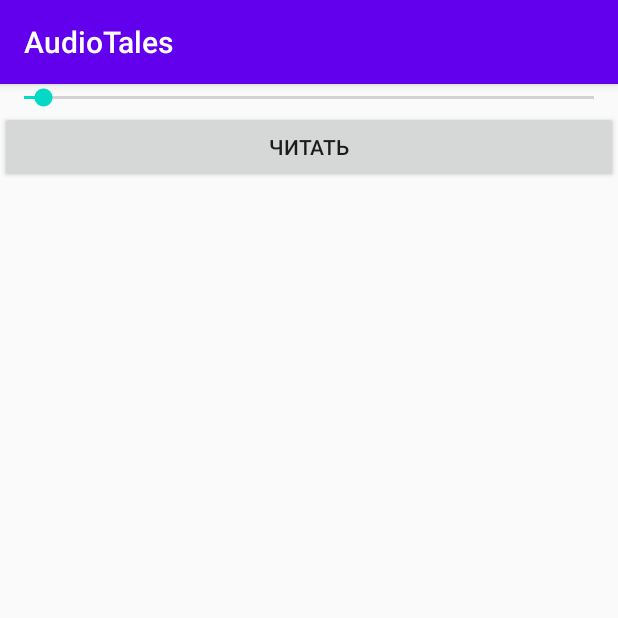
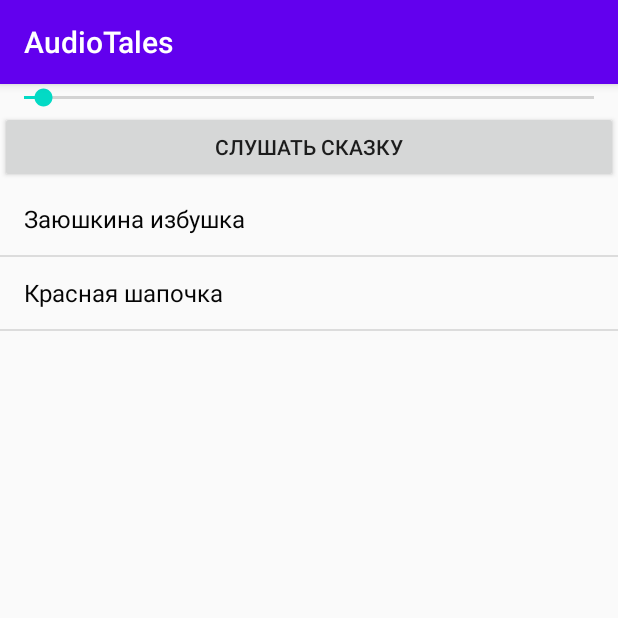
Before and after one commit to EvgenyTyurin/AudioTales, an Android app: the screen it shows after launch (MainActivity), after a tap on "ПАУЗА", on a phone screen of 412 x 824 dp, the top half of it. Run offline under Robolectric (Android 15) with nearby library versions, the phone set to English and light mode, and no system bars; 1 other tap on this screen came first.

Commit message:
tales list

```diff
--- a/app/src/main/java/evgenyt/audiotales/MainActivity.java
+++ b/app/src/main/java/evgenyt/audiotales/MainActivity.java
@@ -6,23 +6,55 @@ import android.media.MediaPlayer;
 import android.os.Bundle;
 import android.os.Handler;
 import android.view.View;
+import android.widget.AdapterView;
+import android.widget.ArrayAdapter;
 import android.widget.Button;
+import android.widget.ListAdapter;
+import android.widget.ListView;
 import android.widget.SeekBar;
 
-import java.util.concurrent.ExecutorService;
-import java.util.concurrent.Executors;
+import java.util.ArrayList;
+import java.util.HashMap;
+import java.util.List;
+import java.util.Map;
 
 public class MainActivity extends AppCompatActivity {
 
     private MediaPlayer mediaPlayer;
     private SeekBar seekBar;
+    private Map<String, Integer> talesMap = new HashMap();
+    private Button playPauseButton;
 
     @Override
     protected void onCreate(Bundle savedInstanceState) {
         super.onCreate(savedInstanceState);
         setContentView(R.layout.activity_main);
+        // Init tales list
+        talesMap.put("Красная шапочка", R.raw.red_hat);
+        talesMap.put("Заюшкина избушка", R.raw.izbushka);
+        List<String> tailsList = new ArrayList<>();
+        for (String taleName : talesMap.keySet())
+            tailsList.add(taleName);
+        final ListAdapter arrayAdapter = new ArrayAdapter<>(this, R.layout.list_item,
+                tailsList);
+        ListView talesListView = findViewById(R.id.tales_list);
+        talesListView.setAdapter(arrayAdapter);
+        talesListView.setOnItemClickListener((parent, view, position, id) -> {
+            String taleName = String.valueOf(arrayAdapter.getItem(position));
+            Integer taleId = talesMap.get(taleName);
+            if (taleId != null) {
+                if (mediaPlayer.isPlaying()) {
+                    mediaPlayer.stop();
+                    mediaPlayer.release();
+                }
+                mediaPlayer = MediaPlayer.create(this, taleId);
+                startPlay();
+            }
+        });
+        // Init player with controls
         mediaPlayer = MediaPlayer.create(this, R.raw.red_hat);
         seekBar = findViewById(R.id.player_seek);
+        playPauseButton = findViewById(R.id.play_pause_button);
         Handler handler = new Handler();
         MainActivity.this.runOnUiThread(new Runnable() {
             @Override
@@ -48,16 +80,20 @@ public class MainActivity extends AppCompatActivity {
         });
     }
 
+    public void startPlay() {
+        seekBar.setMax(mediaPlayer.getDuration() / 1000);
+        mediaPlayer.start();
+        playPauseButton.setText("Пауза");
+    }
+
     // Play/pause button click handler
     public void playOrPause(View view) {
         Button button = (Button) view;
         if (mediaPlayer.isPlaying()) {
-            seekBar.setMax(mediaPlayer.getDuration() / 1000);
             mediaPlayer.pause();
-            button.setText("Читать");
+            button.setText("Слушать сказку");
         } else {
-            mediaPlayer.start();
-            button.setText("Пауза");
+            startPlay();
         }
     }
 
--- a/app/src/main/res/layout/activity_main.xml
+++ b/app/src/main/res/layout/activity_main.xml
@@ -15,11 +15,19 @@
 
     <Button
         android:id="@+id/play_pause_button"
-        android:text="Читать"
+        android:text="Слушать сказку"
         app:layout_constraintTop_toBottomOf="@id/player_seek"
         android:layout_width="match_parent"
         android:layout_height="wrap_content"
         android:onClick="playOrPause"
     />
 
+    <ListView
+        android:id="@+id/tales_list"
+        android:layout_width="match_parent"
+        android:layout_height="0dp"
+        android:layout_marginBottom="0dp"
+        app:layout_constraintTop_toBottomOf="@id/play_pause_button"
+        app:layout_constraintBottom_toBottomOf="parent" />
+
 </androidx.constraintlayout.widget.ConstraintLayout>
--- /dev/null
+++ b/app/src/main/res/layout/list_item.xml
@@ -0,0 +1,12 @@
+<?xml version="1.0" encoding="utf-8"?>
+<TextView xmlns:android="http://schemas.android.com/apk/res/android"
+    android:id="@android:id/text1"
+    android:layout_width="match_parent"
+    android:layout_height="wrap_content"
+    android:textAppearance="?android:attr/textAppearanceListItemSmall"
+    android:gravity="center_vertical"
+    android:paddingStart="?android:attr/listPreferredItemPaddingStart"
+    android:paddingEnd="?android:attr/listPreferredItemPaddingEnd"
+    android:minHeight="?android:attr/listPreferredItemHeightSmall"
+    android:textColor="#050505"
+/>
```
Also changed, not shown: 2 other files.
